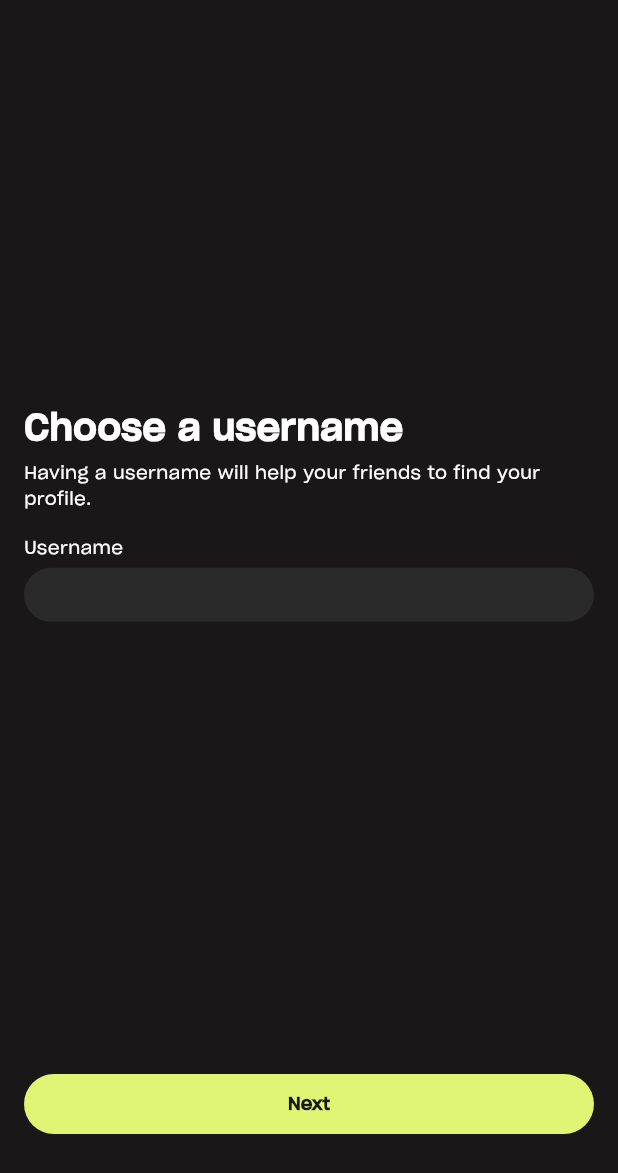
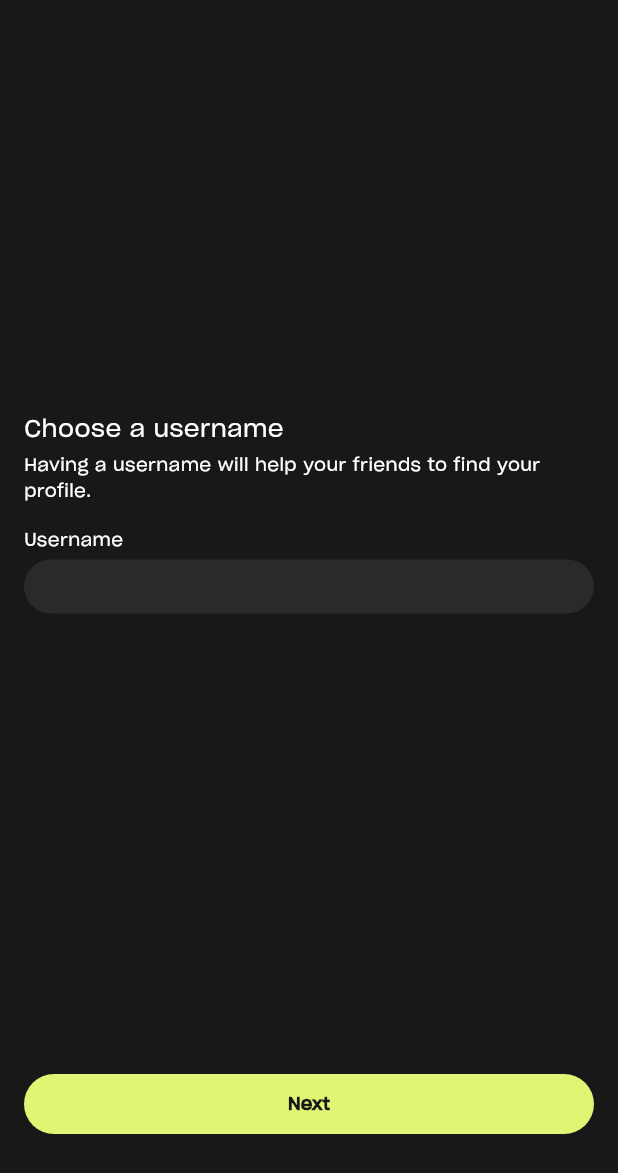
Before and after one commit to abuyukyi101198/sidelines-flutter, a Flutter app: the UsernameScreen screen opened directly, on a phone screen of 412 x 824 dp. Shown: the top 1173 px of the screen. Run offline on Flutter 3.47's test engine with Material 3 defaults, Android fonts, the light colour scheme and no system bars; our stand-ins replace flutter_svg.

Commit message:
changed title sizing

```diff
--- a/lib/screens/username_screen.dart
+++ b/lib/screens/username_screen.dart
@@ -19,8 +19,7 @@ class UsernameScreen extends StatelessWidget {
                   'Choose a username',
                   style: TextStyle(
                     color: Colors.white,
-                    fontSize: 24,
-                    fontWeight: FontWeight.w700,
+                    fontSize: 16,
                   ),
                 ),
                 SizedBox(
```
